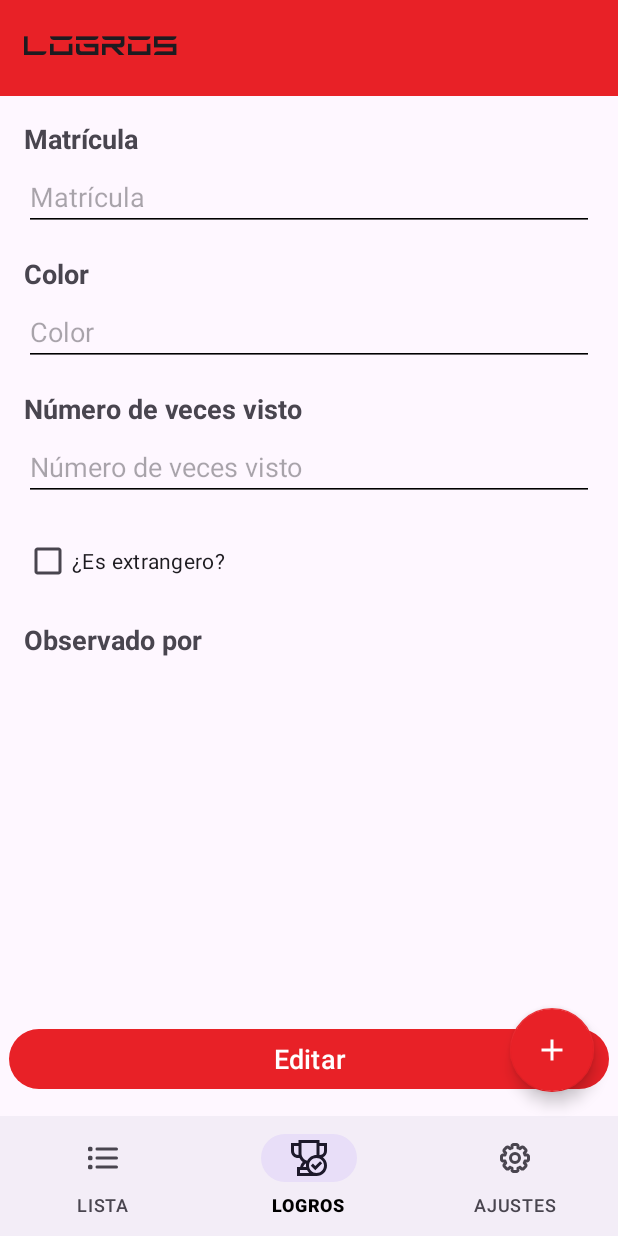
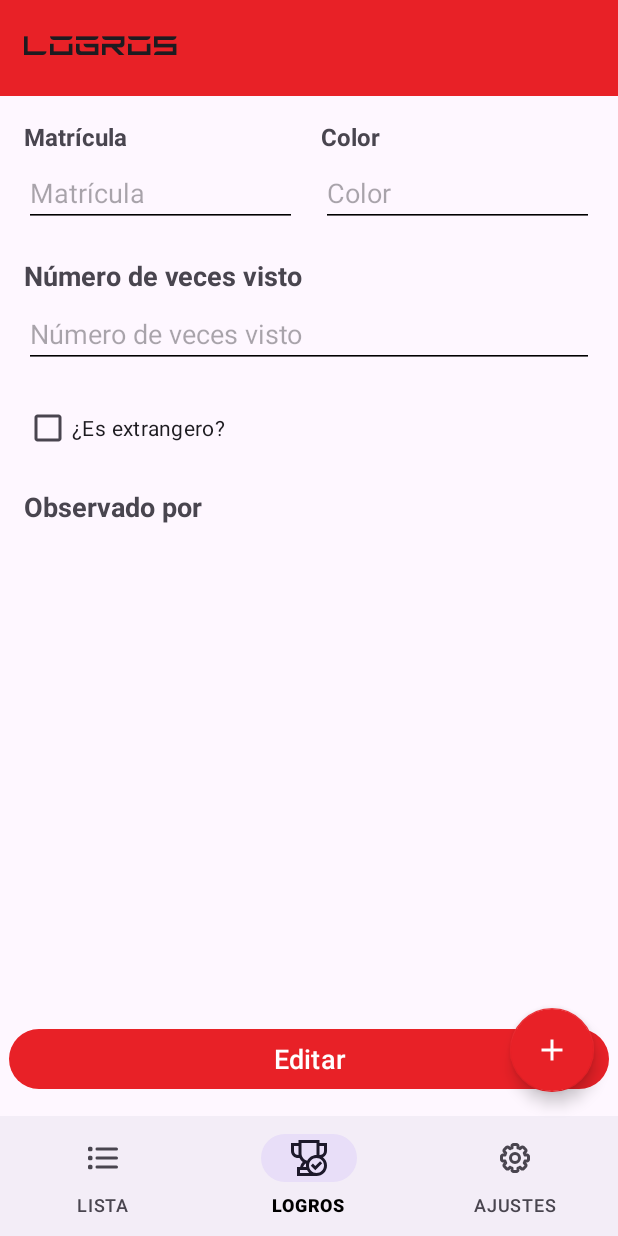
Before and after one commit to dsierra-97/TeslaTracker, an Android app: the fragment DetailFragment placed in its activity, on a phone screen of 412 x 824 dp. Run offline under Robolectric (Android 15) with nearby library versions, the phone set to English and light mode, and no system bars; our stand-ins replace Dagger/Hilt's generated code, Room's generated code, navigation-ui; 2 statements that could not run were skipped.

```diff
--- a/app/build.gradle.kts
+++ b/app/build.gradle.kts
@@ -35,6 +35,7 @@ android {
 dependencies {
     //Hilt
     implementation(libs.hilt.android)
+    implementation(libs.lifecycle.viewmodel.android)
     annotationProcessor(libs.hilt.compiler)
     // Dependencias comunes de Android
     implementation(libs.appcompat)
--- a/app/src/main/java/com/sierrapor/teslatracker/data/Tesla.java
+++ b/app/src/main/java/com/sierrapor/teslatracker/data/Tesla.java
@@ -36,7 +36,7 @@ public class Tesla implements Serializable {
     private String country;
 
     @ColumnInfo(name = "number_times_seen")
-    private int numberTimesSeen = 1;
+    private Integer numberTimesSeen = 1;
     @ColumnInfo(name = "first_time_seen")
     private LocalDate firstTimeSeen;
     @ColumnInfo(name = "last_time_seen")
@@ -84,9 +84,9 @@ public class Tesla implements Serializable {
         this.country = country;
     }
 
-    public int getNumberTimesSeen() {return numberTimesSeen;}
+    public Integer getNumberTimesSeen() {return numberTimesSeen;}
 
-    public void setNumberTimesSeen(int numberTimesSeen) {this.numberTimesSeen = numberTimesSeen;}
+    public void setNumberTimesSeen(Integer numberTimesSeen) {this.numberTimesSeen = numberTimesSeen;}
 
     public LocalDate getFirstTimeSeen() {return firstTimeSeen;}
 
--- a/app/src/main/java/com/sierrapor/teslatracker/data/TeslaDao.java
+++ b/app/src/main/java/com/sierrapor/teslatracker/data/TeslaDao.java
@@ -21,7 +21,7 @@ public interface TeslaDao {
     @Delete
     void delete(Tesla tesla);
     @Query("SELECT * FROM Teslas WHERE id = :id")
-    LiveData<Tesla> getTesla(int id);
+    Tesla getTesla(int id);
     @Query("SELECT * FROM Teslas WHERE plate = :plate AND color = :color LIMIT 1")
     Tesla getTeslaByPlateAndColor(String plate, String color);
     @Query("SELECT * FROM Teslas ORDER BY plate ASC")
--- a/app/src/main/java/com/sierrapor/teslatracker/data/TeslaRepository.java
+++ b/app/src/main/java/com/sierrapor/teslatracker/data/TeslaRepository.java
@@ -33,7 +33,7 @@ public class TeslaRepository {
     public Tesla getTeslaByPlateAndColor(String plate, String color) {
         return teslaDao.getTeslaByPlateAndColor(plate, color);
     }
-    public LiveData<Tesla> getTesla(int id) {
+    public Tesla getTesla(int id) {
         return teslaDao.getTesla(id);
     }
 }
--- a/app/src/main/java/com/sierrapor/teslatracker/detail/DetailFragment.java
+++ b/app/src/main/java/com/sierrapor/teslatracker/detail/DetailFragment.java
@@ -8,7 +8,6 @@ import android.widget.AdapterView;
 import android.widget.ArrayAdapter;
 import android.widget.Button;
 import android.widget.CheckBox;
-import android.widget.CompoundButton;
 import android.widget.EditText;
 import android.widget.LinearLayout;
 import android.widget.Spinner;
@@ -17,6 +16,7 @@ import android.widget.TextView;
 import androidx.annotation.NonNull;
 import androidx.core.content.ContextCompat;
 import androidx.fragment.app.Fragment;
+import androidx.lifecycle.ViewModelProvider;
 
 import com.google.android.material.chip.Chip;
 import com.google.android.material.chip.ChipGroup;
@@ -49,6 +49,7 @@ public class DetailFragment extends Fragment {
     @Override
     public View onCreateView(@NonNull LayoutInflater inflater, ViewGroup container, Bundle savedInstanceState) {
         View view = inflater.inflate(R.layout.fragment_detail, container, false);
+        viewModel = new ViewModelProvider(this).get(TeslaViewModel.class);
 
         // Obtención de referencias del layout.
         editPlate = view.findViewById(R.id.edit_plate);
@@ -190,8 +191,7 @@ public class DetailFragment extends Fragment {
         }
         tesla.setForeign(checkboxForeign.isChecked());
         tesla.setSeenBy(new ArrayList<>(selectedPlayers));
-        //TODO: Implementar el método edit en el viewModel
-        // viewModel.edit(tesla);
+        viewModel.edit(tesla);
     }
 
     private void updateChips() {
--- a/app/src/main/res/layout/fragment_detail.xml
+++ b/app/src/main/res/layout/fragment_detail.xml
@@ -17,13 +17,29 @@ android:layout_height="match_parent">
         android:layout_height="wrap_content"
         android:orientation="vertical">
 
+        <!-- PLATE + COLOR -->
+        <LinearLayout
+            android:layout_width="match_parent"
+            android:layout_height="wrap_content"
+            android:orientation="horizontal"
+            android:weightSum="2"
+            android:baselineAligned="false"
+            android:layout_marginBottom="12dp">
+
             <!-- PLATE -->
+            <LinearLayout
+                android:layout_width="0dp"
+                android:layout_height="wrap_content"
+                android:layout_weight="1"
+                android:orientation="vertical"
+                android:layout_marginEnd="8dp">
+
                 <TextView
                     android:id="@+id/label_plate"
                     android:layout_width="match_parent"
                     android:layout_height="wrap_content"
                     android:text="@string/plate_hint"
-            android:textSize="18sp"
+                    android:textSize="16sp"
                     android:textStyle="bold"
                     android:layout_marginBottom="4dp"/>
 
@@ -34,16 +50,23 @@ android:layout_height="match_parent">
                     android:hint="@string/plate_hint"
                     android:inputType="text"
                     android:imeOptions="actionNext"/>
+            </LinearLayout>
 
             <!-- COLOR -->
+            <LinearLayout
+                android:layout_width="0dp"
+                android:layout_height="wrap_content"
+                android:layout_weight="1"
+                android:orientation="vertical"
+                android:layout_marginStart="8dp">
+
                 <TextView
                     android:id="@+id/label_color"
                     android:layout_width="match_parent"
                     android:layout_height="wrap_content"
                     android:text="@string/color_hint"
-            android:textSize="18sp"
+                    android:textSize="16sp"
                     android:textStyle="bold"
-            android:layout_marginTop="16dp"
                     android:layout_marginBottom="4dp" />
 
                 <EditText
@@ -53,6 +76,8 @@ android:layout_height="match_parent">
                     android:hint="@string/color_hint"
                     android:inputType="text"
                     android:imeOptions="actionNext"/>
+            </LinearLayout>
+        </LinearLayout>
 
         <!-- NUMBER OF TIMES SEEN -->
         <TextView
@@ -62,7 +87,7 @@ android:layout_height="match_parent">
             android:text="@string/number_times_seen_hint"
             android:textSize="18sp"
             android:textStyle="bold"
-            android:layout_marginTop="16dp"
+            android:layout_marginTop="8dp"
             android:layout_marginBottom="4dp" />
 
         <EditText
@@ -73,29 +98,39 @@ android:layout_height="match_parent">
             android:inputType="number"
             android:imeOptions="actionDone"/>
 
+        <!-- FOREIGN + COUNTRY -->
+        <LinearLayout
+            android:layout_width="match_parent"
+            android:layout_height="wrap_content"
+            android:orientation="horizontal"
+            android:weightSum="2"
+            android:layout_marginTop="16dp"
+            android:baselineAligned="false">
+
             <!-- CHECKBOX FOREIGN -->
             <CheckBox
                 android:id="@+id/checkbox_foreign"
-            android:layout_width="wrap_content"
+                android:layout_width="0dp"
                 android:layout_height="wrap_content"
-            android:layout_marginTop="16dp"
-            android:text="@string/is_foreign" />
+                android:layout_weight="1"
+                android:text="@string/is_foreign"
+                android:layout_marginEnd="8dp" />
 
-        <!-- COUNTRY (cabezal + campo) -->
-        <!-- Envolvemos ambos en un layout para mostrarlos/ocultarlos juntos -->
+            <!-- COUNTRY -->
             <LinearLayout
                 android:id="@+id/layout_country"
-            android:layout_width="match_parent"
+                android:layout_width="0dp"
                 android:layout_height="wrap_content"
+                android:layout_weight="1"
                 android:orientation="vertical"
-            android:layout_marginTop="16dp">
+                android:layout_marginStart="8dp">
 
                 <TextView
                     android:id="@+id/label_country"
                     android:layout_width="match_parent"
                     android:layout_height="wrap_content"
                     android:text="@string/country_hint"
-                android:textSize="18sp"
+                    android:textSize="16sp"
                     android:textStyle="bold"
                     android:layout_marginBottom="4dp" />
 
@@ -106,6 +141,7 @@ android:layout_height="match_parent">
                     android:hint="@string/country_hint"
                     android:inputType="text"
                     android:imeOptions="actionDone"/>
+            </LinearLayout>
         </LinearLayout>
 
         <!-- TÍTULO "OBSERVADO POR" -->
@@ -119,7 +155,7 @@ android:layout_height="match_parent">
             android:layout_marginTop="16dp"
             android:layout_marginBottom="4dp" />
 
-        <!-- CONTENEDOR DE SPINNER (solo visible en modo edit) -->
+        <!-- SPINNER -->
         <LinearLayout
             android:id="@+id/playerSelectionLayout"
             android:layout_width="match_parent"
@@ -130,18 +166,20 @@ android:layout_height="match_parent">
             <Spinner
                 android:id="@+id/playerSpinner"
                 android:layout_width="match_parent"
-                android:layout_height="wrap_content" />
+                android:layout_height="wrap_content"
+                android:dropDownVerticalOffset="8dp"
+                android:padding="8dp"/>
         </LinearLayout>
 
-        <!-- CHIPS DE JUGADORES -->
+        <!-- CHIPS -->
         <com.google.android.material.chip.ChipGroup
             android:id="@+id/playerChips"
             android:layout_width="match_parent"
             android:layout_height="wrap_content"
             android:layout_marginTop="12dp"
             app:chipSpacing="12dp" />
+    </LinearLayout>
 
-    </LinearLayout>
 </ScrollView>
 
 <!-- BOTONES FIJOS ABAJO -->
--- a/gradle/libs.versions.toml
+++ b/gradle/libs.versions.toml
@@ -13,6 +13,7 @@ room = "2.6.1"
 preference = "1.2.1"
 recyclerview = "1.4.0"
 hilt = "2.51"
+lifecycleViewmodelAndroid = "2.8.7"
 
 [libraries]
 junit = { group = "junit", name = "junit", version.ref = "junit" }
@@ -30,6 +31,7 @@ preference = { group = "androidx.preference", name = "preference", version.ref =
 recyclerview = { group = "androidx.recyclerview", name = "recyclerview", version.ref = "recyclerview" }
 hilt-android = { group = "com.google.dagger", name = "hilt-android", version.ref = "hilt" }
 hilt-compiler = { group = "com.google.dagger", name = "hilt-android-compiler", version.ref = "hilt" }
+lifecycle-viewmodel-android = { group = "androidx.lifecycle", name = "lifecycle-viewmodel-android", version.ref = "lifecycleViewmodelAndroid" }
 
 [plugins]
 android-application = { id = "com.android.application", version.ref = "agp" }
```
Also changed, not shown: app/src/main/java/com/sierrapor/teslatracker/data/TeslaViewModel.java (+16 -2 lines). Lines whose indentation alone changed are shown as unchanged.
